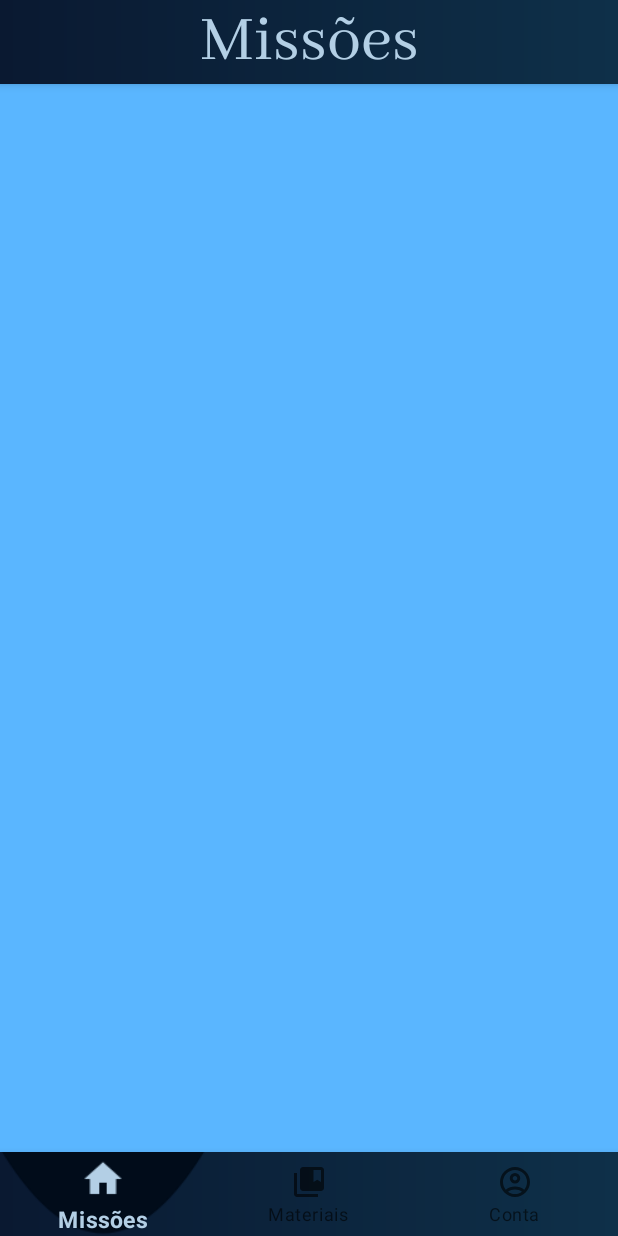
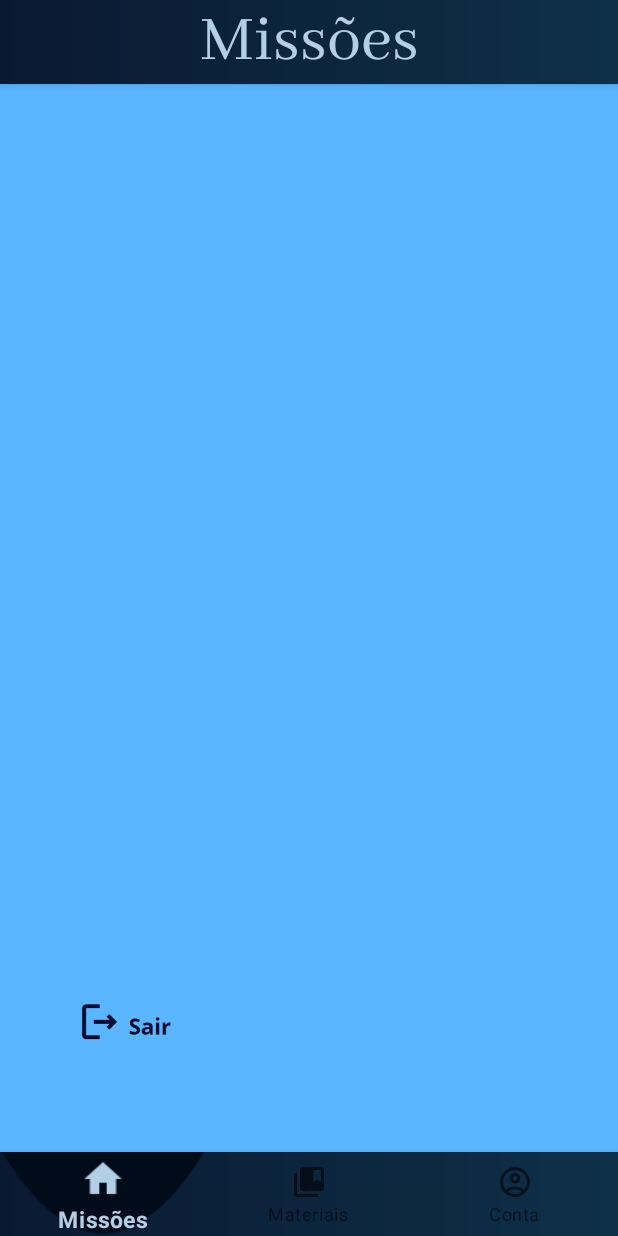
Before and after one commit to Ramon-David/codigo-em-libras, an Android app: the fragment ContaFragment placed in its activity, on a phone screen of 412 x 824 dp. Run offline under Robolectric (Android 15) with nearby library versions, the phone set to English and light mode, and no system bars; our stand-ins replace Firebase (no records; nobody signed in at launch, a user with empty details on screens opened directly); Roboto replaces fonts that are not available here.

Commit message:
Adição das funcionalidades login e logout.

```diff
--- a/app/src/main/java/com/example/codigo_em_libras/ContaFragment.java
+++ b/app/src/main/java/com/example/codigo_em_libras/ContaFragment.java
@@ -1,5 +1,7 @@
 package com.example.codigo_em_libras;
 
+import android.content.Intent;
+import android.content.SharedPreferences;
 import android.os.Bundle;
 
 import androidx.fragment.app.Fragment;
@@ -7,6 +9,13 @@ import androidx.fragment.app.Fragment;
 import android.view.LayoutInflater;
 import android.view.View;
 import android.view.ViewGroup;
+import android.widget.ImageView;
+import android.widget.Toast;
+
+import com.google.android.gms.auth.api.signin.GoogleSignIn;
+import com.google.android.gms.auth.api.signin.GoogleSignInClient;
+import com.google.android.gms.auth.api.signin.GoogleSignInOptions;
+import com.google.firebase.auth.FirebaseAuth;
 
 /**
  * A simple {@link Fragment} subclass.
@@ -23,6 +32,10 @@ public class ContaFragment extends Fragment {
     // TODO: Rename and change types of parameters
     private String mParam1;
     private String mParam2;
+
+    // Firebase + Google Sign-In
+    private FirebaseAuth mAuth;
+    private GoogleSignInClient mGoogleSignInClient;
 
     public ContaFragment() {
         // Required empty public constructor
@@ -54,13 +67,46 @@ public class ContaFragment extends Fragment {
             mParam2 = getArguments().getString(ARG_PARAM2);
         }
 
+        // Inicializa Firebase Auth
+        mAuth = FirebaseAuth.getInstance();
 
+        // Configura Google Sign-In
+        GoogleSignInOptions gso = new GoogleSignInOptions.Builder(GoogleSignInOptions.DEFAULT_SIGN_IN)
+                .requestIdToken(getString(R.string.default_web_client_id))
+                .requestEmail()
+                .build();
+        mGoogleSignInClient = GoogleSignIn.getClient(requireContext(), gso);
     }
 
     @Override
     public View onCreateView(LayoutInflater inflater, ViewGroup container,
                              Bundle savedInstanceState) {
-        // Inflate the layout for this fragment
-        return inflater.inflate(R.layout.fragment_conta, container, false);
+        // Infla o layout
+        View view = inflater.inflate(R.layout.fragment_conta, container, false);
+
+        // Pega o botão de logout
+        ImageView logoutButton = view.findViewById(R.id.logoutButton);
+
+        logoutButton.setOnClickListener(v -> {
+
+            // Limpa SharedPreferences locais
+            SharedPreferences prefs = requireActivity().getSharedPreferences("app-config", getActivity().MODE_PRIVATE);
+            prefs.edit().clear().apply();
+
+            // Firebase Sign-out
+            mAuth.signOut();
+
+            // Google Sign-out
+            mGoogleSignInClient.signOut().addOnCompleteListener(requireActivity(), task -> {
+                // Vai para a tela de login
+                Intent intent = new Intent(getActivity(), LoginActivity.class);
+                startActivity(intent);
+                Toast.makeText(getContext(), "Logout bem sucedido!", Toast.LENGTH_SHORT).show();
+                requireActivity().finish();
+            });
+        });
+
+        // Mudei a lógica que infla o layout pra usar uma view, mas na prática faz o mesmo.
+        return view;
     }
 }
--- a/app/src/main/res/layout/fragment_conta.xml
+++ b/app/src/main/res/layout/fragment_conta.xml
@@ -12,4 +12,14 @@
         android:layout_height="match_parent"
         android:text="Parte da Conta" />
 
+    <ImageView
+        android:id="@+id/logoutButton"
+        android:layout_width="100dp"
+        android:layout_height="41dp"
+        android:layout_gravity="center|start"
+        android:layout_marginStart="40dp"
+        android:layout_marginTop="300dp"
+        android:contentDescription="Minha imagem"
+        android:src="@drawable/logout_button" />
+
 </FrameLayout>
--- a/gradle/libs.versions.toml
+++ b/gradle/libs.versions.toml
@@ -1,5 +1,5 @@
 [versions]
-agp = "8.11.1"
+agp = "8.13.0"
 junit = "4.13.2"
 junitVersion = "1.2.1"
 espressoCore = "3.6.1"
```
Also changed, not shown: app/build.gradle.kts (+7 -1 lines), app/src/main/AndroidManifest.xml (+7 -0 lines), app/src/main/java/com/example/codigo_em_libras/LoginActivity.java (added, +117 -0 lines), app/src/main/res/layout/activity_login.xml (added, +22 -0 lines), app/src/main/res/drawable/logout_button.png (added).
